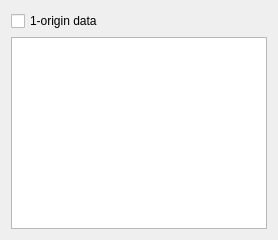
tio-browse/tio-browse, file src/DataDialog.ui: the form before one commit.
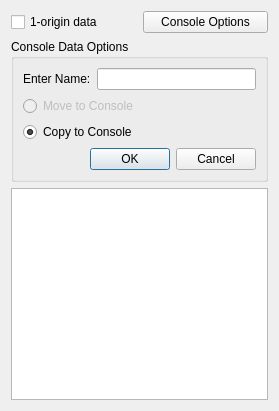
The form after the commit.

What changed in the file:
```diff
--- a/src/DataDialog.ui
+++ b/src/DataDialog.ui
@@ -6,8 +6,8 @@
 <rect>
 <x>0</x>
 <y>0</y>
-<width>276</width>
-<height>237</height>
+    <width>279</width>
+    <height>411</height>
 </rect>
 </property>
 <property name="sizePolicy">
@@ -19,12 +19,14 @@
 <property name="windowTitle">
 <string>Dialog</string>
 </property>
-<layout class="QVBoxLayout" name="verticalLayout_3">
+  <property name="modal">
+   <bool>false</bool>
+  </property>
+  <layout class="QVBoxLayout" name="verticalLayout_2">
 <item>
 <layout class="QVBoxLayout" name="verticalLayout">
-<property name="sizeConstraint">
-<enum>QLayout::SetNoConstraint</enum>
-</property>
+     <item>
+      <layout class="QHBoxLayout" name="horizontalLayout">
 <item>
 <widget class="QCheckBox" name="oneOriginCheckBox">
 <property name="sizePolicy">
@@ -33,12 +35,86 @@
 <verstretch>0</verstretch>
 </sizepolicy>
 </property>
+         <property name="maximumSize">
+          <size>
+           <width>16777215</width>
+           <height>16777215</height>
+          </size>
+         </property>
 <property name="text">
 <string>1-origin data</string>
 </property>
 </widget>
 </item>
 <item>
+        <widget class="QPushButton" name="pushButton">
+         <property name="text">
+          <string>Console Options</string>
+         </property>
+         <property name="checkable">
+          <bool>true</bool>
+         </property>
+        </widget>
+       </item>
+      </layout>
+     </item>
+     <item>
+      <widget class="QGroupBox" name="groupBox">
+       <property name="enabled">
+        <bool>true</bool>
+       </property>
+       <property name="inputMethodHints">
+        <set>Qt::ImhNone</set>
+       </property>
+       <property name="title">
+        <string>Console Data Options</string>
+       </property>
+       <layout class="QVBoxLayout" name="verticalLayout_4">
+        <item>
+         <layout class="QHBoxLayout" name="horizontalLayout_2">
+          <item>
+           <widget class="QLabel" name="label">
+            <property name="text">
+             <string>Enter Name:</string>
+            </property>
+           </widget>
+          </item>
+          <item>
+           <widget class="QLineEdit" name="lineEdit"/>
+          </item>
+         </layout>
+        </item>
+        <item>
+         <widget class="QRadioButton" name="radioButton">
+          <property name="enabled">
+           <bool>false</bool>
+          </property>
+          <property name="text">
+           <string>Move to Console</string>
+          </property>
+         </widget>
+        </item>
+        <item>
+         <widget class="QRadioButton" name="radioButton_2">
+          <property name="text">
+           <string>Copy to Console</string>
+          </property>
+          <property name="checked">
+           <bool>true</bool>
+          </property>
+         </widget>
+        </item>
+        <item>
+         <widget class="QDialogButtonBox" name="buttonBox">
+          <property name="standardButtons">
+           <set>QDialogButtonBox::Cancel|QDialogButtonBox::Ok</set>
+          </property>
+         </widget>
+        </item>
+       </layout>
+      </widget>
+     </item>
+     <item>
 <widget class="QTableView" name="tableView">
 <property name="sizePolicy">
 <sizepolicy hsizetype="MinimumExpanding" vsizetype="MinimumExpanding">
```
Left out of the diff: 72 changed lines with no effect on the pictures. Lines whose indentation alone changed are shown as unchanged.
